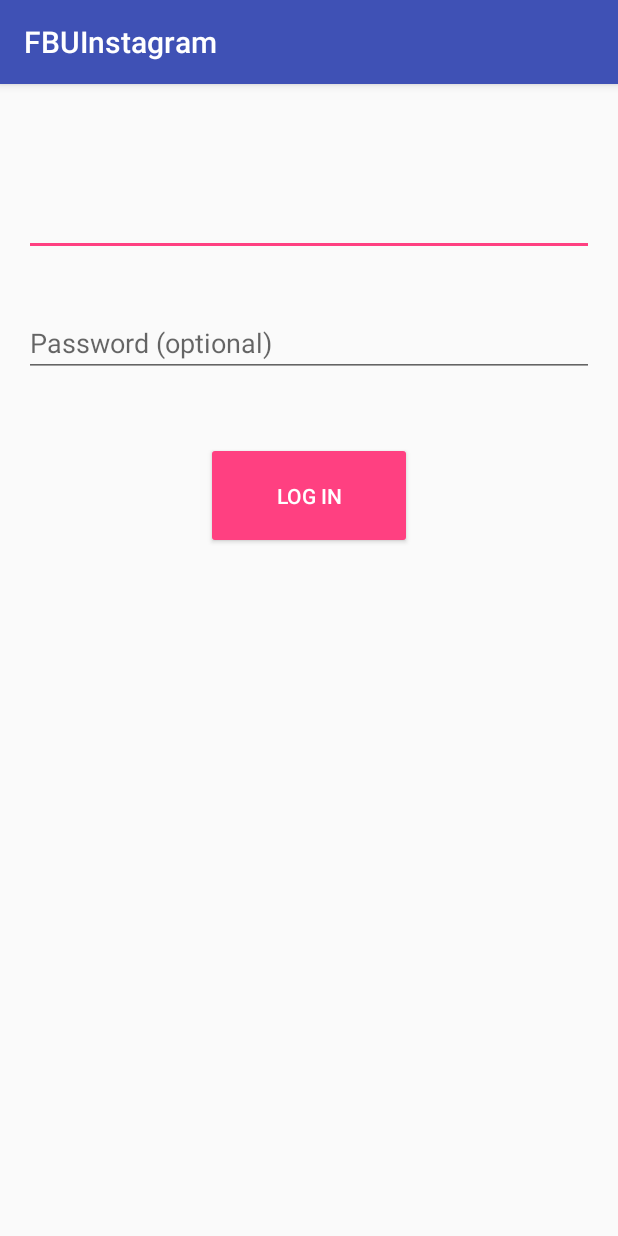
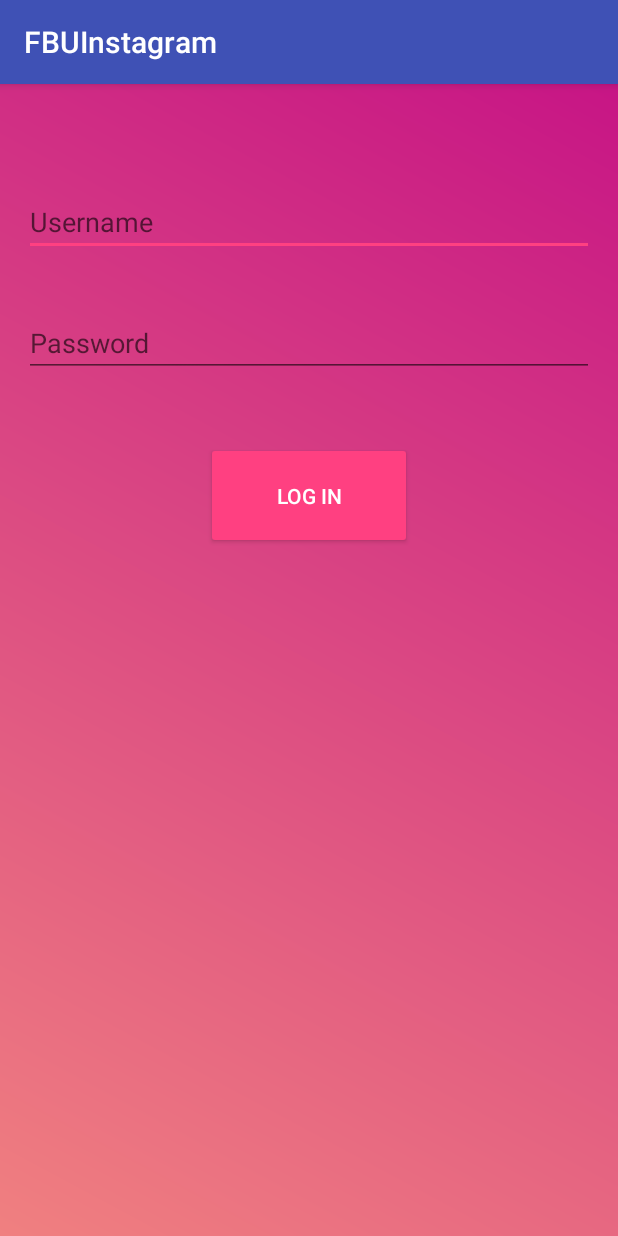
Before and after one commit to sophiah123/FBUInstagram, an Android app: the screen it shows after launch (MainActivity), on a phone screen of 412 x 824 dp. Run offline under Robolectric (Android 15) with nearby library versions, the phone set to English and light mode, and no system bars; libraries missing offline, so code that uses them is left out: com.parse; 3 statements that could not run were skipped.

Commit message:
Added gradient login

```diff
--- /dev/null
+++ b/app/src/main/res/drawable/gradient.xml
@@ -0,0 +1,8 @@
+<?xml version="1.0" encoding="utf-8"?>
+<shape xmlns:android="http://schemas.android.com/apk/res/android"
+    android:shape="rectangle">
+    <gradient
+        android:startColor="#F08080"
+        android:endColor="#C71585"
+        android:angle="45"/>
+</shape>
--- a/app/src/main/res/layout/activity_main.xml
+++ b/app/src/main/res/layout/activity_main.xml
@@ -9,6 +9,7 @@
     android:paddingLeft="@dimen/activity_horizontal_margin"
     android:paddingRight="@dimen/activity_horizontal_margin"
     android:paddingTop="@dimen/activity_vertical_margin"
+    android:background="@drawable/gradient"
     tools:context=".MainActivity">
 
     <EditText
@@ -18,6 +19,7 @@
         android:layout_alignParentTop="true"
         android:layout_centerHorizontal="true"
         android:layout_marginTop="53dp"
+        android:hint="@string/prompt_username"
         android:inputType="text"
         tools:layout_editor_absoluteX="0dp"
         tools:layout_editor_absoluteY="16dp" />
--- a/app/src/main/res/values/strings.xml
+++ b/app/src/main/res/values/strings.xml
@@ -2,8 +2,8 @@
     <string name="app_name">FBUInstagram</string>
 
     <!-- Strings related to login -->
-    <string name="prompt_email">Email</string>
-    <string name="prompt_password">Password (optional)</string>
+    <string name="prompt_username">Username</string>
+    <string name="prompt_password">Password</string>
     <string name="action_sign_in">Sign in or register</string>
     <string name="action_sign_in_short">Sign in</string>
     <string name="error_invalid_email">This email address is invalid</string>
```
